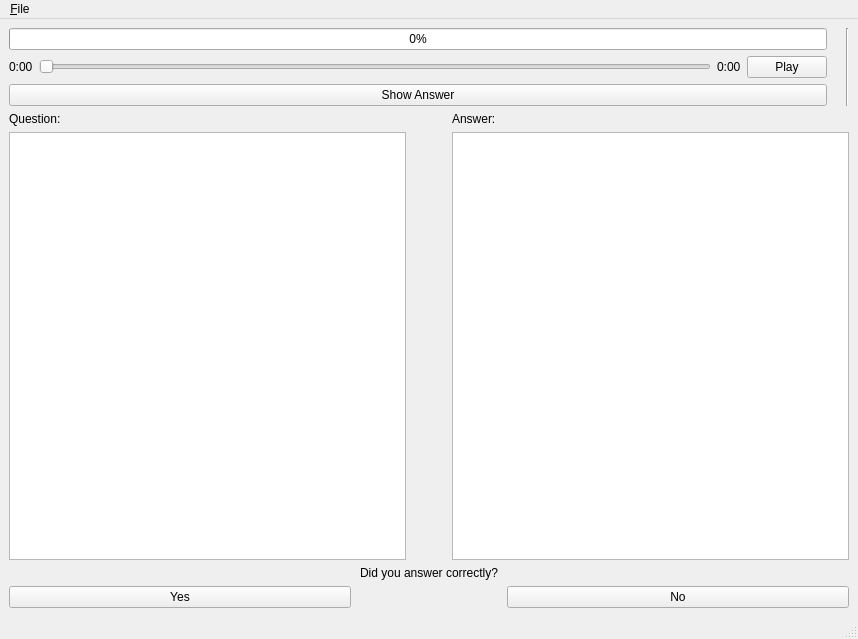
This is MainWindow.ui in wshknmt/QT-SuperMemo as Qt 5 draws it before an edit. The edited form follows.
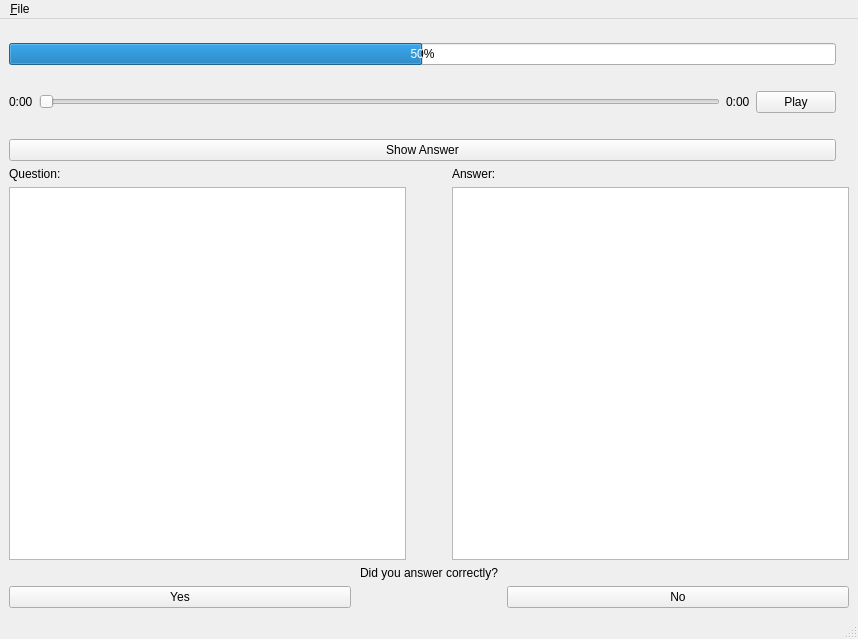
This is the edited form.

Commit message: comunication between 2 windows

What changed in the file:
```diff
--- a/MainWindow.ui
+++ b/MainWindow.ui
@@ -21,13 +21,45 @@
        <layout class="QHBoxLayout" name="horizontalLayout_5">
         <item>
          <layout class="QVBoxLayout" name="verticalLayout_4">
+          <item>
+           <spacer name="verticalSpacer_3">
+            <property name="orientation">
+             <enum>Qt::Vertical</enum>
+            </property>
+            <property name="sizeType">
+             <enum>QSizePolicy::Fixed</enum>
+            </property>
+            <property name="sizeHint" stdset="0">
+             <size>
+              <width>20</width>
+              <height>15</height>
+             </size>
+            </property>
+           </spacer>
+          </item>
           <item>
            <widget class="QProgressBar" name="progressBar">
             <property name="value">
-             <number>0</number>
+             <number>50</number>
             </property>
            </widget>
           </item>
+          <item>
+           <spacer name="verticalSpacer_2">
+            <property name="orientation">
+             <enum>Qt::Vertical</enum>
+            </property>
+            <property name="sizeType">
+             <enum>QSizePolicy::Fixed</enum>
+            </property>
+            <property name="sizeHint" stdset="0">
+             <size>
+              <width>20</width>
+              <height>20</height>
+             </size>
+            </property>
+           </spacer>
+          </item>
           <item>
            <layout class="QHBoxLayout" name="horizontalLayout">
             <item>
@@ -82,6 +114,22 @@
             </item>
            </layout>
           </item>
+          <item>
+           <spacer name="verticalSpacer">
+            <property name="orientation">
+             <enum>Qt::Vertical</enum>
+            </property>
+            <property name="sizeType">
+             <enum>QSizePolicy::Fixed</enum>
+            </property>
+            <property name="sizeHint" stdset="0">
+             <size>
+              <width>20</width>
+              <height>20</height>
+             </size>
+            </property>
+           </spacer>
+          </item>
           <item>
            <widget class="QPushButton" name="showAnswerButton">
             <property name="text">
@@ -104,13 +152,6 @@
           </property>
          </widget>
         </item>
-        <item>
-         <widget class="Line" name="line">
-          <property name="orientation">
-           <enum>Qt::Vertical</enum>
-          </property>
-         </widget>
-        </item>
        </layout>
       </item>
       <item>
@@ -125,7 +166,14 @@
            </widget>
           </item>
           <item>
-           <widget class="QTextBrowser" name="textBrowser"/>
+           <widget class="QTextBrowser" name="textBrowser">
+            <property name="sizePolicy">
+             <sizepolicy hsizetype="Expanding" vsizetype="MinimumExpanding">
+              <horstretch>0</horstretch>
+              <verstretch>0</verstretch>
+             </sizepolicy>
+            </property>
+           </widget>
           </item>
          </layout>
         </item>
@@ -155,7 +203,14 @@
            </widget>
           </item>
           <item>
-           <widget class="QTextBrowser" name="textBrowser_2"/>
+           <widget class="QTextBrowser" name="textBrowser_2">
+            <property name="sizePolicy">
+             <sizepolicy hsizetype="Expanding" vsizetype="MinimumExpanding">
+              <horstretch>0</horstretch>
+              <verstretch>0</verstretch>
+             </sizepolicy>
+            </property>
+           </widget>
           </item>
          </layout>
         </item>
```
The commit also changes 5 other files.
